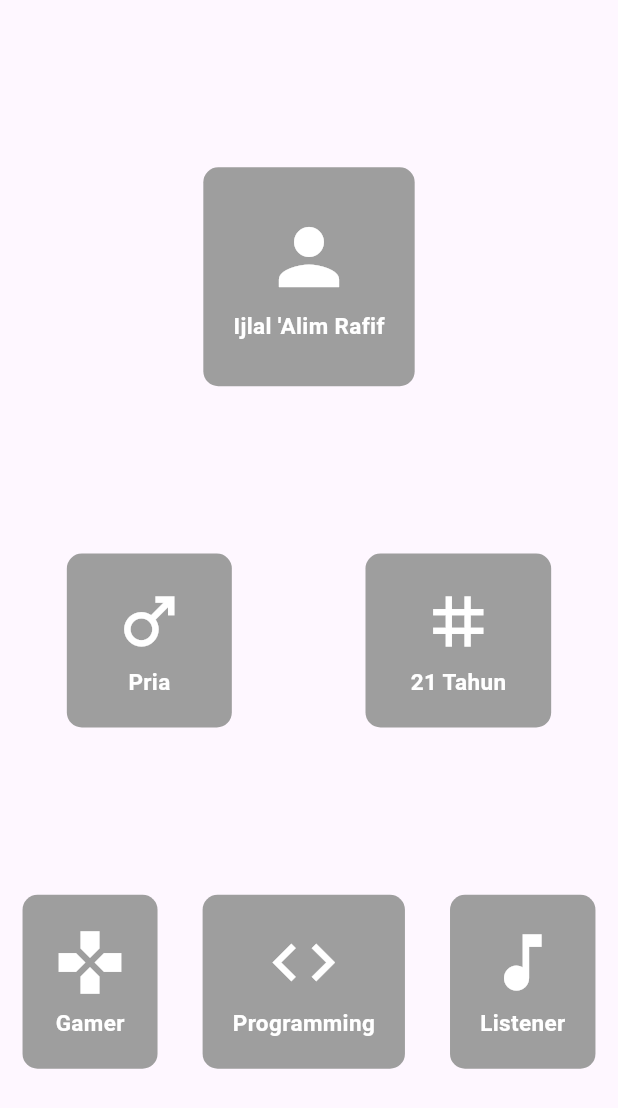
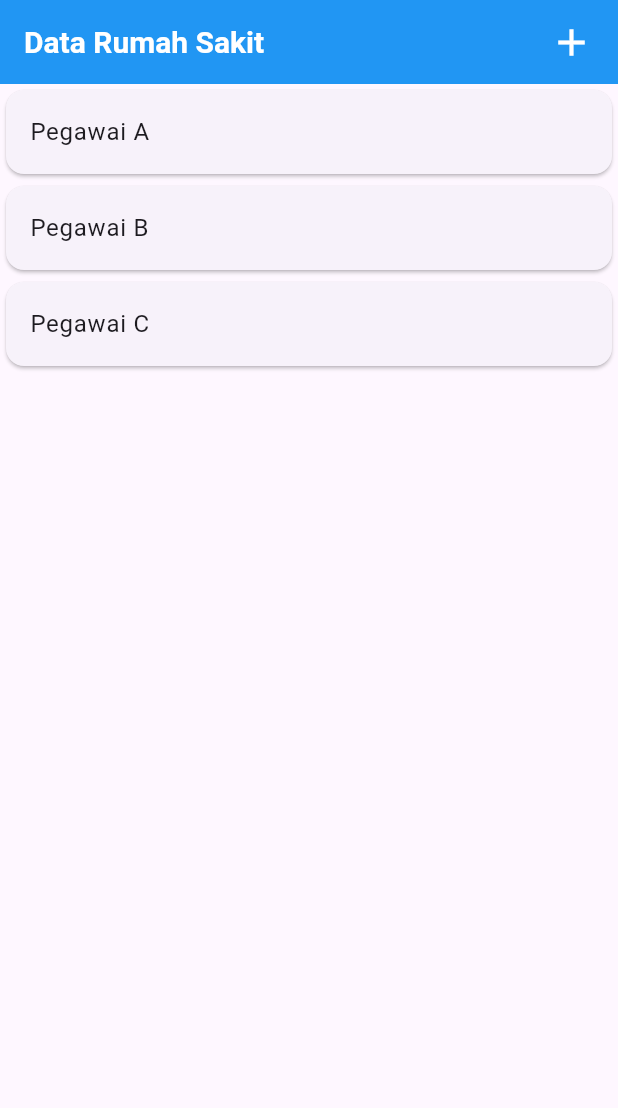
Before and after one commit to NEIR-0/flutter_sum, a Flutter app: the screen it shows after launch, on a phone screen of 412 x 824 dp. Shown: the top 1108 px of the screen. Run offline on Flutter 3.47's test engine with Material 3 defaults, Android fonts, the phone set to English and light mode, and no system bars.

Commit message:
feat: pertemuan 3 dan 4

```diff
--- a/flutter_note/lib/main.dart
+++ b/flutter_note/lib/main.dart
@@ -1,6 +1,8 @@
 import 'package:flutter/material.dart';
 import 'package:flutter_note/pertemuan_1/biodata.dart';
 import 'package:flutter_note/pertemuan_2/layout.dart';
+import 'package:flutter_note/pertemuan_3/ui/hospital_page.dart';
+import 'package:flutter_note/pertemuan_4/ui/pegawai_page.dart';
 
 void main() {
   runApp(const MainApp());
@@ -16,7 +18,11 @@ class MainApp extends StatelessWidget {
           // pertemua_1
           // body: BiodataKu(),
           // pertemua_2
-          body: LayoutingSpace()),
+          // body: LayoutingSpace()),
+          // pertemua_3
+          // body: HospitalPages()),
+          // pertemua_4
+          body: PegawaiPage()),
     );
   }
 }
--- /dev/null
+++ b/flutter_note/lib/pertemuan_4/ui/pegawai_page.dart
@@ -0,0 +1,65 @@
+import 'package:flutter/material.dart';
+import 'package:flutter_note/pertemuan_4/ui/pegawai_form.dart';
+
+class PegawaiPage extends StatefulWidget {
+  const PegawaiPage({super.key});
+
+  @override
+  State<PegawaiPage> createState() => _PegawaiPageState();
+}
+
+class _PegawaiPageState extends State<PegawaiPage> {
+  @override
+  Widget build(BuildContext context) {
+    return Scaffold(
+        appBar: AppBar(
+          title: const Text(
+            'Data Rumah Sakit',
+            style: TextStyle(
+              fontSize: 20,
+              fontWeight: FontWeight.bold,
+              color: Colors.white,
+            ),
+          ),
+          backgroundColor: Colors.blue,
+          actions: [
+            GestureDetector(
+              child: const Padding(
+                padding:
+                    EdgeInsets.symmetric(horizontal: 16), // Optional padding
+                child: Icon(
+                  Icons.add,
+                  color: Colors.white,
+                  size: 30.0,
+                ),
+              ),
+              onTap: () {
+                Navigator.push(
+                  context,
+                  MaterialPageRoute(
+                    builder: (context) =>
+                        const PegawaiForm(), // Ganti dengan page tujuan
+                  ),
+                );
+              },
+            ),
+          ],
+        ),
+        body: ListView(
+          children: const [
+            Card(
+                child: ListTile(
+              title: Text('Pegawai A'),
+            )),
+            Card(
+                child: ListTile(
+              title: Text('Pegawai B'),
+            )),
+            Card(
+                child: ListTile(
+              title: Text('Pegawai C'),
+            ))
+          ],
+        ));
+  }
+}
```
Also changed, not shown: flutter_note/lib/pertemuan_3/models/pasienModel.dart (added, +37 -0 lines), flutter_note/lib/pertemuan_3/ui/hospital_page.dart (added, +81 -0 lines), flutter_note/lib/pertemuan_3/ui/pasien_detail.dart (added, +97 -0 lines), flutter_note/lib/pertemuan_3/ui/pegawai_detail.dart (added, +98 -0 lines), flutter_note/lib/pertemuan_4/ui/pegawai_form.dart (added, +55 -0 lines), 1 other file.
